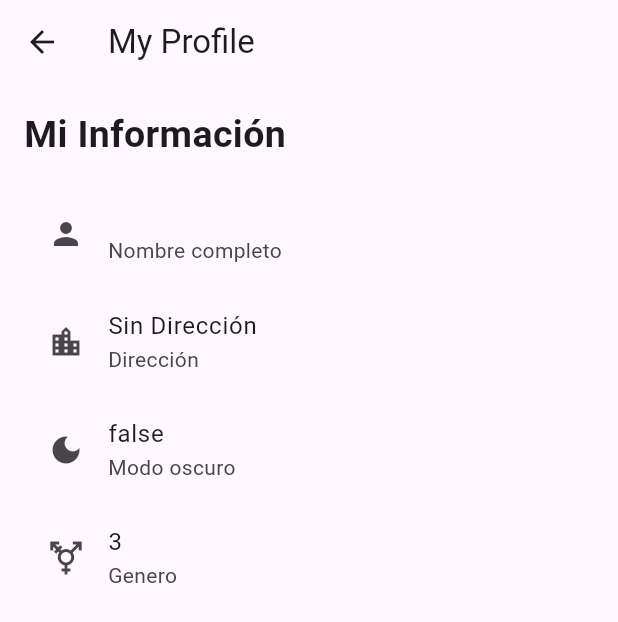
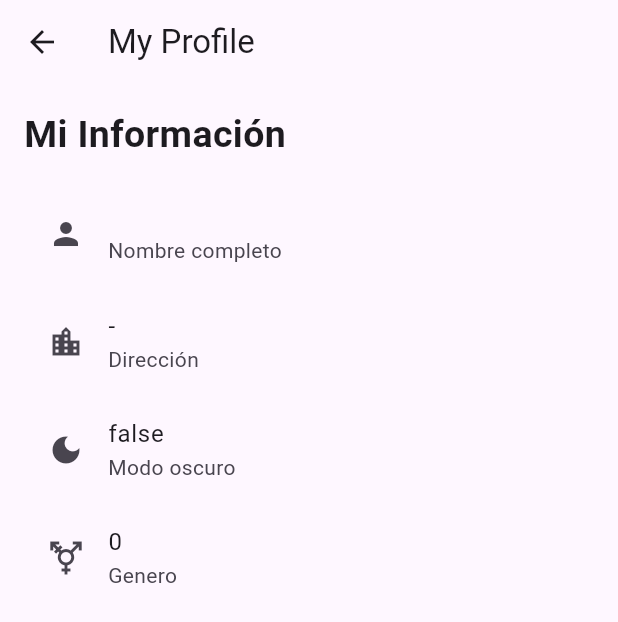
Before and after one commit to emersonTH1/app08_shared_2024, a Flutter app: the MyProfilePage screen opened directly, on a phone screen of 412 x 824 dp. Shown: the top 622 px of the screen. Run offline on Flutter 3.47's test engine with Material 3 defaults, Android fonts, the phone set to English and light mode, and no system bars; our stand-ins replace shared_preferences; accounts and stored records are empty; network calls fail.

Commit message:
terminado al 70%

```diff
--- a/lib/pages/my_profile_page.dart
+++ b/lib/pages/my_profile_page.dart
@@ -1,3 +1,4 @@
+import 'package:app08_shared_20242/utils/shared_global.dart';
 import 'package:flutter/material.dart';
 import 'package:shared_preferences/shared_preferences.dart';
 
@@ -19,11 +20,6 @@ class _MyProfilePageState extends State<MyProfilePage> {
   }
 
   getSharedPreferences() async {
-    SharedPreferences prefs = await SharedPreferences.getInstance();
-    fullName = prefs.getString("fullName") ?? "Sin Nombre";
-    address = prefs.getString("address") ?? "Sin Dirección";
-    darkMode = prefs.getBool("darkMode") ?? false;
-    gender = prefs.getInt("gender") ?? 3;
     setState(() {});
   }
 
@@ -47,22 +43,22 @@ class _MyProfilePageState extends State<MyProfilePage> {
             ),
             ListTile(
               leading: Icon(Icons.person),
-              title: Text(fullName),
+              title: Text(SharedGlobal().fullName),
               subtitle: Text("Nombre completo"),
             ),
             ListTile(
               leading: Icon(Icons.location_city),
-              title: Text(address),
+              title: Text(SharedGlobal().address),
               subtitle: Text("Dirección"),
             ),
             ListTile(
               leading: Icon(Icons.dark_mode),
-              title: Text(darkMode.toString()),
+              title: Text(SharedGlobal().darkMode.toString()),
               subtitle: Text("Modo oscuro"),
             ),
             ListTile(
               leading: Icon(Icons.transgender),
-              title: Text(gender.toString()),
+              title: Text(SharedGlobal().gender.toString()),
               subtitle: Text("Genero"),
             ),
           ],
--- a/lib/utils/shared_global.dart
+++ b/lib/utils/shared_global.dart
@@ -2,13 +2,48 @@ import 'package:shared_preferences/shared_preferences.dart';
 
 class SharedGlobal {
   static final SharedGlobal myInstance = SharedGlobal.instance();
+
   SharedGlobal.instance();
+
   factory SharedGlobal() {
     return myInstance;
   }
+
   late SharedPreferences prefs;
 
   Future<void> initSharedPreferences() async {
     prefs = await SharedPreferences.getInstance();
   }
+
+  set fullName(String value) {
+    prefs.setString("fullname", value);
+  }
+
+  String get fullName {
+    return prefs.getString("fullname") ?? "-";
+  }
+
+  set address(String value) {
+    prefs.setString("address", value);
+  }
+
+  String get address {
+    return prefs.getString("address") ?? "-";
+  }
+
+  set darkMode(bool value) {
+    prefs.setBool("darkMode", value);
+  }
+
+  bool get darkMode {
+    return prefs.getBool("darkMode") ?? false;
+  }
+
+  set gender(int value) {
+    prefs.setInt("gender", value);
+  }
+
+  int get gender {
+    return prefs.getInt("gender") ?? 0;
+  }
 }
```
Also changed, not shown: lib/main.dart (+7 -1 lines), lib/pages/home_page.dart (+5 -5 lines).
